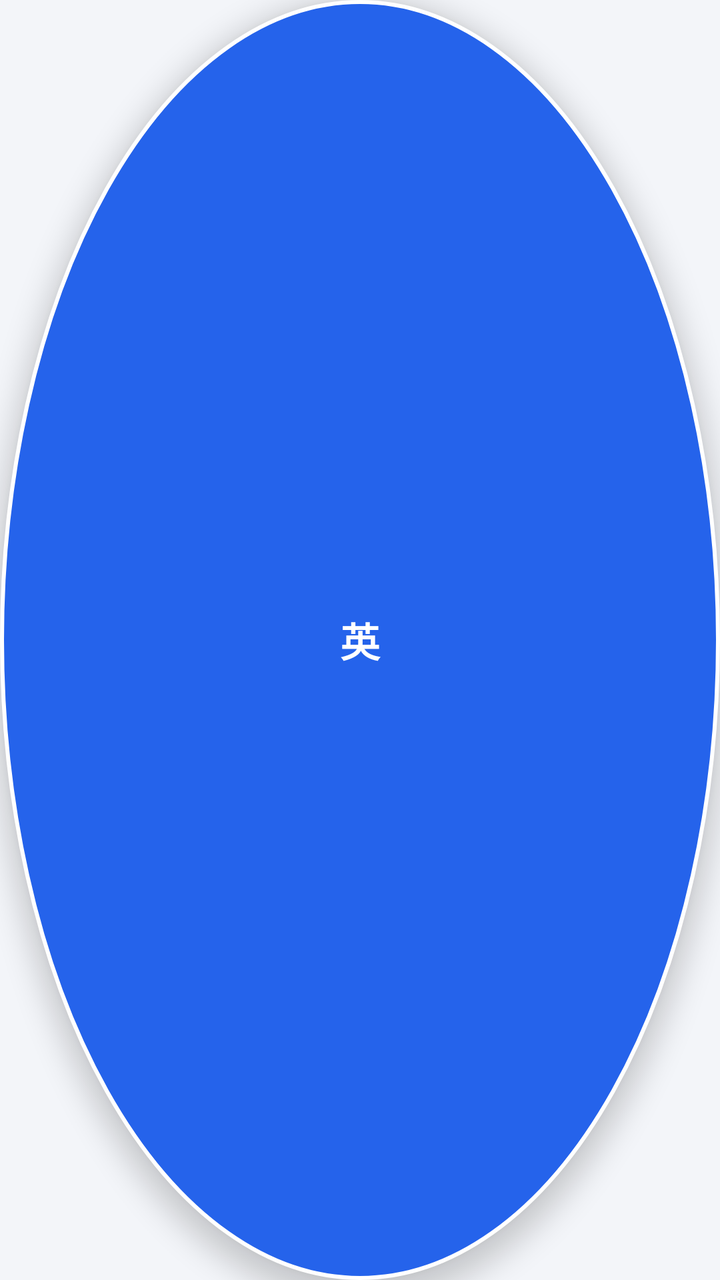
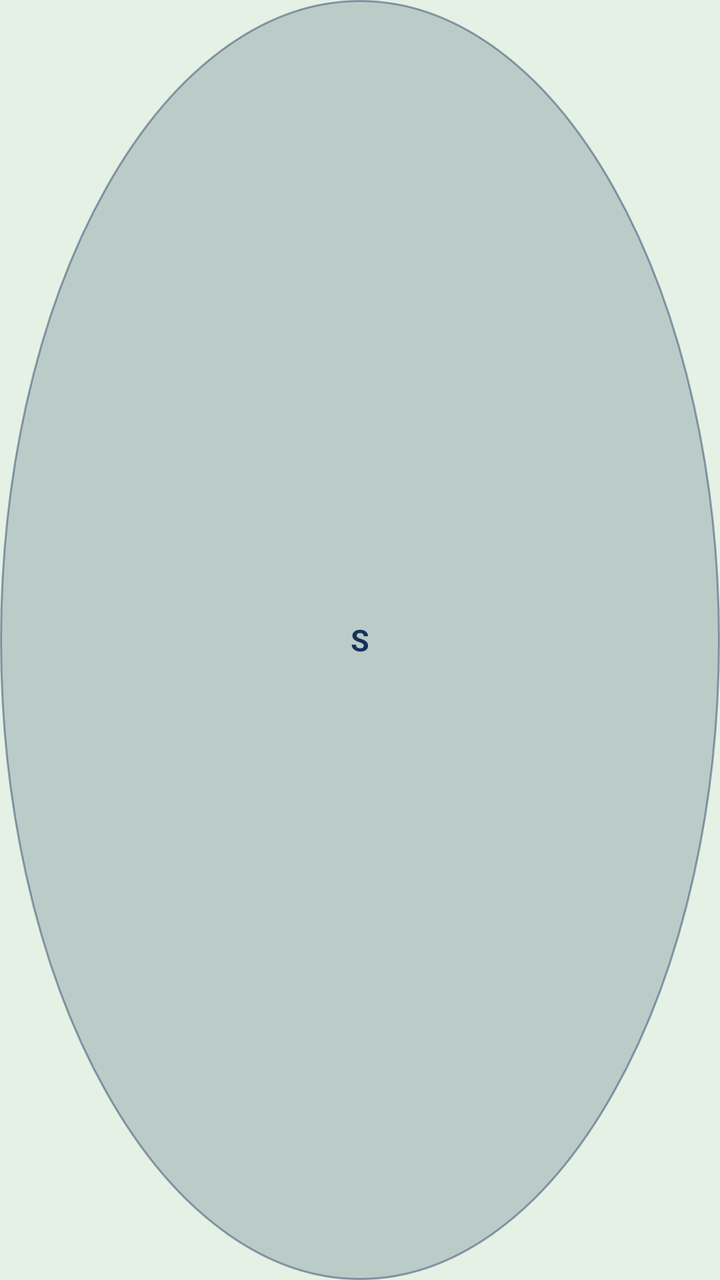

An Android layout rendered at two revisions. The XML below is the earlier revision; the diff shows what the commit changed to produce the second picture.
<!-- AndroidManifest.xml: application theme AppTheme -->
<!-- res/layout/view_overlay_bubble.xml -->
<?xml version="1.0" encoding="utf-8"?>
<FrameLayout xmlns:android="http://schemas.android.com/apk/res/android"
    android:layout_width="58dp"
    android:layout_height="58dp"
    android:background="@drawable/bg_bubble"
    android:elevation="8dp">

    <TextView
        android:layout_width="match_parent"
        android:layout_height="match_parent"
        android:gravity="center"
        android:text="@string/bubble_text"
        android:textColor="@android:color/white"
        android:textSize="20sp"
        android:textStyle="bold" />
</FrameLayout>
<!-- resources referenced by this layout -->
<resources>
  <!-- drawable bg_bubble (drawable) -->
  <?xml version="1.0" encoding="utf-8"?>
  <shape xmlns:android="http://schemas.android.com/apk/res/android"
      android:shape="oval">
      <solid android:color="@color/accent" />
      <stroke
          android:width="2dp"
          android:color="@android:color/white" />
  </shape>
  <string name="bubble_text">英</string>
  <style name="AppTheme" parent="@android:style/Theme.Material.Light.DarkActionBar">
          <item name="android:colorPrimary">@color/accent</item>
          <item name="android:colorPrimaryDark">@color/accent_dark</item>
          <item name="android:colorAccent">@color/accent</item>
          <item name="android:windowBackground">@color/page_bg</item>
          <item name="android:statusBarColor">@color/accent_dark</item>
      </style>
  <color name="accent">#2563EB</color>
  <color name="accent_dark">#1D4ED8</color>
  <color name="page_bg">#F3F5F9</color>
</resources>

<!-- the commit's change to res/layout/view_overlay_bubble.xml (unified diff, before → after) -->
@@ -1,16 +1,15 @@
 <?xml version="1.0" encoding="utf-8"?>
 <FrameLayout xmlns:android="http://schemas.android.com/apk/res/android"
-    android:layout_width="58dp"
-    android:layout_height="58dp"
-    android:background="@drawable/bg_bubble"
-    android:elevation="8dp">
+    android:layout_width="38dp"
+    android:layout_height="38dp"
+    android:background="@drawable/bg_bubble">
 
     <TextView
         android:layout_width="match_parent"
         android:layout_height="match_parent"
         android:gravity="center"
         android:text="@string/bubble_text"
-        android:textColor="@android:color/white"
-        android:textSize="20sp"
+        android:textColor="@color/bubble_text"
+        android:textSize="15sp"
         android:textStyle="bold" />
 </FrameLayout>
<!-- resource entries referenced after the edit -->
@@ -1,24 +1,28 @@
 <!-- resources referenced by this layout -->
 <resources>
+  <color name="bubble_text">#153258</color>
   <!-- drawable bg_bubble (drawable) -->
   <?xml version="1.0" encoding="utf-8"?>
   <shape xmlns:android="http://schemas.android.com/apk/res/android"
       android:shape="oval">
-      <solid android:color="@color/accent" />
+      <solid android:color="@color/bubble_fill" />
       <stroke
-          android:width="2dp"
-          android:color="@android:color/white" />
+          android:width="1dp"
+          android:color="@color/bubble_stroke" />
   </shape>
-  <string name="bubble_text">英</string>
+  <string name="bubble_text">S</string>
   <style name="AppTheme" parent="@android:style/Theme.Material.Light.DarkActionBar">
-          <item name="android:colorPrimary">@color/accent</item>
+          <item name="android:colorPrimary">@color/appbar_bg</item>
           <item name="android:colorPrimaryDark">@color/accent_dark</item>
           <item name="android:colorAccent">@color/accent</item>
           <item name="android:windowBackground">@color/page_bg</item>
           <item name="android:statusBarColor">@color/accent_dark</item>
       </style>
-  <color name="accent">#2563EB</color>
-  <color name="accent_dark">#1D4ED8</color>
-  <color name="page_bg">#F3F5F9</color>
+  <color name="bubble_fill">#33153258</color>
+  <color name="bubble_stroke">#6E153258</color>
+  <color name="appbar_bg">#153258</color>
+  <color name="accent">#153258</color>
+  <color name="accent_dark">#0E2138</color>
+  <color name="page_bg">#E5F1E5</color>
 </resources>
 
